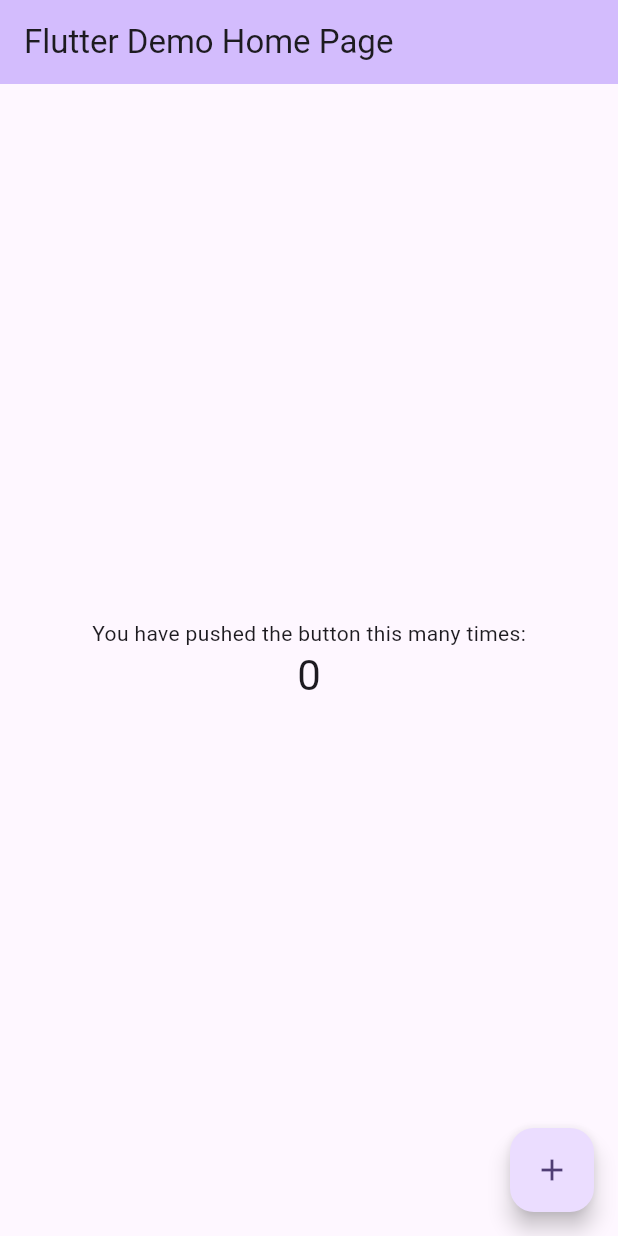
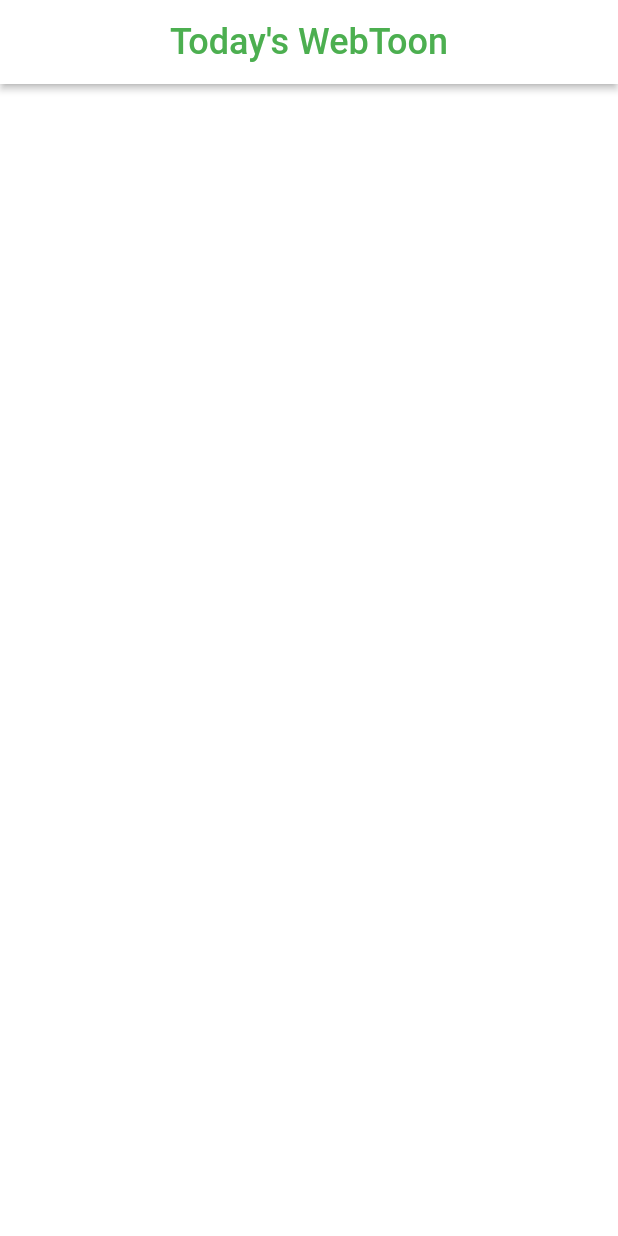
Before and after one commit to devkan/flutter-webtoon, a Flutter app: the screen it shows after launch, on a phone screen of 412 x 824 dp. Run offline on Flutter 3.47's test engine with Material 3 defaults, Android fonts, the phone set to English and light mode, and no system bars.

Commit message:
app home screen setting and add appbar

```diff
--- a/lib/main.dart
+++ b/lib/main.dart
@@ -1,125 +1,18 @@
+import 'package:app/screens/home_screen.dart';
 import 'package:flutter/material.dart';
 
 void main() {
-  runApp(const MyApp());
+  runApp(const App());
 }
 
-class MyApp extends StatelessWidget {
-  const MyApp({super.key});
+class App extends StatelessWidget {
+  const App({super.key});
+  // 위젯은 아이디처럼 고유 key가 있다.
 
-  // This widget is the root of your application.
   @override
   Widget build(BuildContext context) {
-    return MaterialApp(
-      title: 'Flutter Demo',
-      theme: ThemeData(
-        // This is the theme of your application.
-        //
-        // TRY THIS: Try running your application with "flutter run". You'll see
-        // the application has a purple toolbar. Then, without quitting the app,
-        // try changing the seedColor in the colorScheme below to Colors.green
-        // and then invoke "hot reload" (save your changes or press the "hot
-        // reload" button in a Flutter-supported IDE, or press "r" if you used
-        // the command line to start the app).
-        //
-        // Notice that the counter didn't reset back to zero; the application
-        // state is not lost during the reload. To reset the state, use hot
-        // restart instead.
-        //
-        // This works for code too, not just values: Most code changes can be
-        // tested with just a hot reload.
-        colorScheme: ColorScheme.fromSeed(seedColor: Colors.deepPurple),
-        useMaterial3: true,
-      ),
-      home: const MyHomePage(title: 'Flutter Demo Home Page'),
+    return const MaterialApp(
+      home: HomeScreen(),
     );
   }
 }
-
-class MyHomePage extends StatefulWidget {
-  const MyHomePage({super.key, required this.title});
-
-  // This widget is the home page of your application. It is stateful, meaning
-  // that it has a State object (defined below) that contains fields that affect
-  // how it looks.
-
-  // This class is the configuration for the state. It holds the values (in this
-  // case the title) provided by the parent (in this case the App widget) and
-  // used by the build method of the State. Fields in a Widget subclass are
-  // always marked "final".
-
-  final String title;
-
-  @override
-  State<MyHomePage> createState() => _MyHomePageState();
-}
-
-class _MyHomePageState extends State<MyHomePage> {
-  int _counter = 0;
-
-  void _incrementCounter() {
-    setState(() {
-      // This call to setState tells the Flutter framework that something has
-      // changed in this State, which causes it to rerun the build method below
-      // so that the display can reflect the updated values. If we changed
-      // _counter without calling setState(), then the build method would not be
-      // called again, and so nothing would appear to happen.
-      _counter++;
-    });
-  }
-
-  @override
-  Widget build(BuildContext context) {
-    // This method is rerun every time setState is called, for instance as done
-    // by the _incrementCounter method above.
-    //
-    // The Flutter framework has been optimized to make rerunning build methods
-    // fast, so that you can just rebuild anything that needs updating rather
-    // than having to individually change instances of widgets.
-    return Scaffold(
-      appBar: AppBar(
-        // TRY THIS: Try changing the color here to a specific color (to
-        // Colors.amber, perhaps?) and trigger a hot reload to see the AppBar
-        // change color while the other colors stay the same.
-        backgroundColor: Theme.of(context).colorScheme.inversePrimary,
-        // Here we take the value from the MyHomePage object that was created by
-        // the App.build method, and use it to set our appbar title.
-        title: Text(widget.title),
-      ),
-      body: Center(
-        // Center is a layout widget. It takes a single child and positions it
-        // in the middle of the parent.
-        child: Column(
-          // Column is also a layout widget. It takes a list of children and
-          // arranges them vertically. By default, it sizes itself to fit its
-          // children horizontally, and tries to be as tall as its parent.
-          //
-          // Column has various properties to control how it sizes itself and
-          // how it positions its children. Here we use mainAxisAlignment to
-          // center the children vertically; the main axis here is the vertical
-          // axis because Columns are vertical (the cross axis would be
-          // horizontal).
-          //
-          // TRY THIS: Invoke "debug painting" (choose the "Toggle Debug Paint"
-          // action in the IDE, or press "p" in the console), to see the
-          // wireframe for each widget.
-          mainAxisAlignment: MainAxisAlignment.center,
-          children: <Widget>[
-            const Text(
-              'You have pushed the button this many times:',
-            ),
-            Text(
-              '$_counter',
-              style: Theme.of(context).textTheme.headlineMedium,
-            ),
-          ],
-        ),
-      ),
-      floatingActionButton: FloatingActionButton(
-        onPressed: _incrementCounter,
-        tooltip: 'Increment',
-        child: const Icon(Icons.add),
-      ), // This trailing comma makes auto-formatting nicer for build methods.
-    );
-  }
-}
--- /dev/null
+++ b/lib/screens/home_screen.dart
@@ -0,0 +1,32 @@
+import 'package:flutter/material.dart';
+
+class HomeScreen extends StatelessWidget {
+  const HomeScreen({super.key});
+
+  @override
+  Widget build(BuildContext context) {
+    return Scaffold(
+      backgroundColor: Colors.white,
+      appBar: AppBar(
+        centerTitle: true,
+
+        surfaceTintColor: Colors.white,
+        shadowColor: Colors.black,
+        // 안드로이드에서는 elevation만 줘서는 에뮬에서 새도우가 제대로 생성이 안되었다.
+        // 그래서 surfaceTintColor, shadowColor를 추가해서 구성했다.
+        // 아이폰 에뮬에서는 elevation만 주어도 그림자가 들어가는거 같다.
+
+        elevation: 2,
+        backgroundColor: Colors.white,
+        foregroundColor: Colors.green,
+        title: const Text(
+          "Today's WebToon",
+          style: TextStyle(
+            fontSize: 24,
+            fontWeight: FontWeight.w500,
+          ),
+        ),
+      ),
+    );
+  }
+}
```
Also changed, not shown: lib/services/api_service.dart (added).
